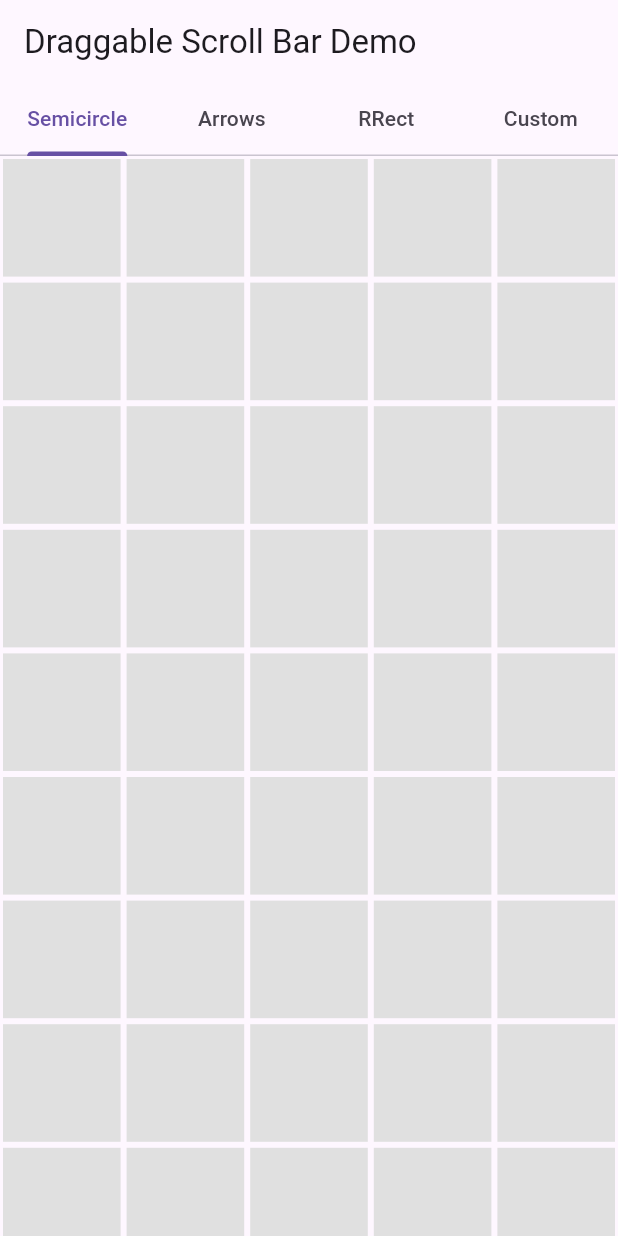
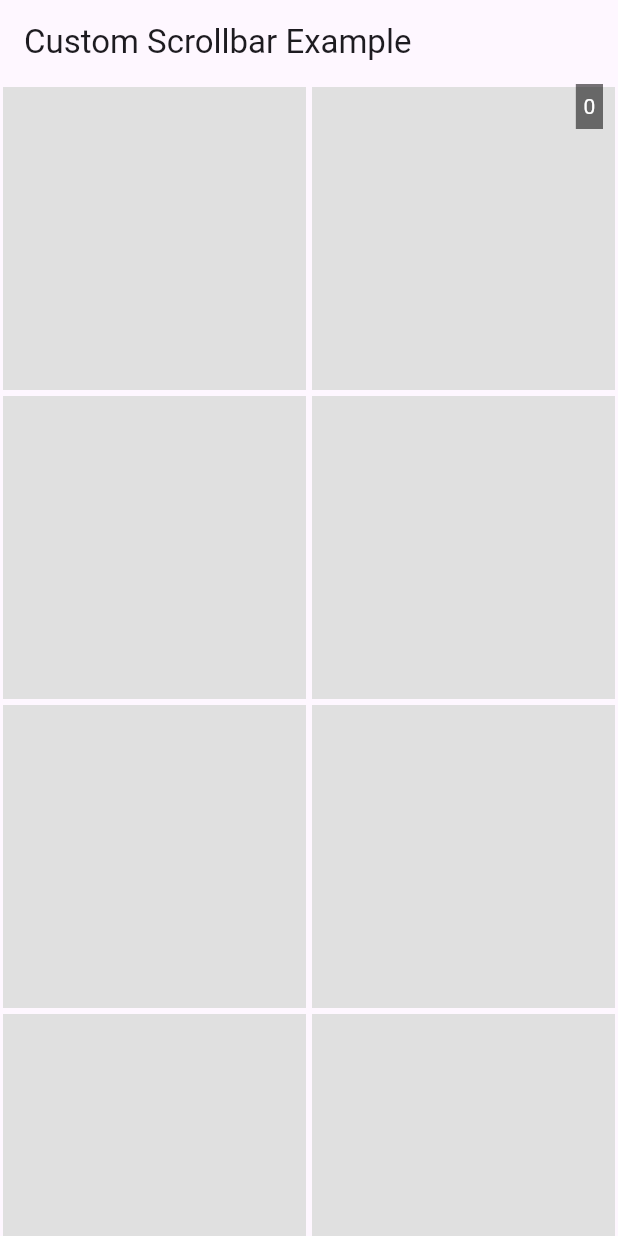
Before and after one commit to AhmedSaadKader/flutter_scrolling, a Flutter app: the screen it shows after launch, on a phone screen of 412 x 824 dp. Run offline on Flutter 3.47's test engine with Material 3 defaults, Android fonts, the light colour scheme and no system bars; our stand-ins replace scrollable_positioned_list; missing offline and left inert: draggable_scrollbar.

Commit message:
sidepane

```diff
--- a/lib/main.dart
+++ b/lib/main.dart
@@ -1,101 +1,62 @@
-import 'package:draggable_scrollbar/draggable_scrollbar.dart';
 import 'package:flutter/material.dart';
+import 'package:custom_scrollbar/customrawscrollbar.dart';
 
 void main() {
-  runApp(const DraggableScrollBarDemo(
-    title: 'Draggable Scroll Bar Demo',
-  ));
+  runApp(const MyApp());
 }
 
-class DraggableScrollBarDemo extends StatelessWidget {
-  final String title;
-
-  const DraggableScrollBarDemo({
-    super.key,
-    required this.title,
-  });
+class MyApp extends StatelessWidget {
+  const MyApp({super.key});
 
   @override
   Widget build(BuildContext context) {
     return MaterialApp(
-      title: title,
-      home: MyHomePage(title: title),
-    );
-  }
-}
-
-class MyHomePage extends StatefulWidget {
-  const MyHomePage({
-    super.key,
-    required this.title,
-  });
-
-  final String title;
-
-  @override
-  MyHomePageState createState() => MyHomePageState();
-}
-
-class MyHomePageState extends State<MyHomePage> {
-  final ScrollController _semicircleController = ScrollController();
-  final ScrollController _arrowsController = ScrollController();
-  final ScrollController _rrectController = ScrollController();
-  final ScrollController _customController = ScrollController();
-
-  @override
-  Widget build(BuildContext context) {
-    return DefaultTabController(
-      length: 4,
-      child: Scaffold(
-        appBar: AppBar(
-          title: Text(widget.title),
-          bottom: const TabBar(tabs: [
-            Tab(text: 'Semicircle'),
-            Tab(text: 'Arrows'),
-            Tab(text: 'RRect'),
-            Tab(text: 'Custom'),
-          ]),
-        ),
-        body: TabBarView(children: [
-          SemicircleDemo(controller: _semicircleController),
-          ArrowsDemo(controller: _arrowsController),
-          RRectDemo(controller: _rrectController),
-          CustomDemo(controller: _customController),
-        ]),
+      home: Scaffold(
+        appBar: AppBar(title: const Text('Custom Scrollbar Example')),
+        body: const ScrollbarDemo(),
       ),
     );
   }
 }
 
-class SemicircleDemo extends StatelessWidget {
-  static int numItems = 1000;
+class ScrollbarDemo extends StatefulWidget {
+  const ScrollbarDemo({super.key});
 
-  final ScrollController controller;
+  @override
+  State<ScrollbarDemo> createState() => _ScrollbarDemoState();
+}
 
-  const SemicircleDemo({
-    super.key,
-    required this.controller,
-  });
+class _ScrollbarDemoState extends State<ScrollbarDemo> {
+  final ScrollController _controller = ScrollController();
 
   @override
   Widget build(BuildContext context) {
-    return DraggableScrollbar.semicircle(
-      alwaysVisibleScrollThumb: true,
+    return Stack(
+      children: [
+        // Native RawScrollbar or CustomScrollbar
+        CustomThumbScrollbar(
+          controller: _controller,
+          thumbColor: Colors.blueAccent,
+          radius: const Radius.circular(10),
+          thickness: 8.0,
+          child: _buildGridView(),
           labelTextBuilder: (offset) {
-        final int currentItem =
-            controller.hasClients ? (controller.offset / controller.position.maxScrollExtent * numItems).floor() : 0;
+            final int currentItem = _getCurrentItem(offset);
+            return '$currentItem'; // Must return a string for labelTextBuilder
+          },
+        ),
+      ],
+    );
+  }
 
-        return Text("$currentItem");
-      },
-      labelConstraints: const BoxConstraints.tightFor(width: 80.0, height: 30.0),
-      controller: controller,
-      child: GridView.builder(
+  // Build the grid view
+  GridView _buildGridView() {
+    return GridView.builder(
+      controller: _controller,
       gridDelegate: const SliverGridDelegateWithFixedCrossAxisCount(
-          crossAxisCount: 5,
+        crossAxisCount: 2,
       ),
-        controller: controller,
-        padding: EdgeInsets.zero,
-        itemCount: numItems,
+      itemCount: 1000,
       itemBuilder: (context, index) {
         return Container(
           alignment: Alignment.center,
@@ -103,139 +64,14 @@ class SemicircleDemo extends StatelessWidget {
           color: Colors.grey[300],
         );
       },
-      ),
     );
   }
-}
 
-class ArrowsDemo extends StatelessWidget {
-  final ScrollController controller;
-
-  const ArrowsDemo({
-    super.key,
-    required this.controller,
-  });
-
-  final _itemExtent = 100.0;
-
-  @override
-  Widget build(BuildContext context) {
-    return DraggableScrollbar.arrows(
-      alwaysVisibleScrollThumb: true,
-      backgroundColor: Colors.grey.shade800,
-      padding: const EdgeInsets.only(right: 4.0),
-      labelTextBuilder: (double offset) =>
-          Text("${offset ~/ _itemExtent}", style: const TextStyle(color: Colors.white)),
-      controller: controller,
-      child: ListView.builder(
-        controller: controller,
-        itemCount: 1000,
-        itemExtent: _itemExtent,
-        itemBuilder: (context, index) {
-          return Container(
-            padding: const EdgeInsets.all(8.0),
-            child: Material(
-              elevation: 4.0,
-              borderRadius: BorderRadius.circular(4.0),
-              color: Colors.purple[index % 9 * 100],
-              child: Center(
-                child: Text(
-                  index.toString(),
-                ),
-              ),
-            ),
-          );
-        },
-      ),
-    );
+  // Calculate the current item based on offset
+  int _getCurrentItem(double offset) {
+    if (!_controller.hasClients) return 0;
+    final double maxScrollExtent = _controller.position.maxScrollExtent;
+    final int totalItems = 1000; // Total item count
+    return (offset / maxScrollExtent * totalItems).floor();
   }
 }
-
-class RRectDemo extends StatelessWidget {
-  final ScrollController controller;
-
-  const RRectDemo({
-    super.key,
-    required this.controller,
-  });
-
-  @override
-  Widget build(BuildContext context) {
-    return DraggableScrollbar.rrect(
-      controller: controller,
-      labelTextBuilder: (offset) => Text("${offset.floor()}"),
-      child: ListView.builder(
-        controller: controller,
-        itemCount: 1000,
-        itemExtent: 100.0,
-        itemBuilder: (context, index) {
-          return Container(
-            padding: const EdgeInsets.all(8.0),
-            child: Material(
-              elevation: 4.0,
-              borderRadius: BorderRadius.circular(4.0),
-              color: Colors.green[index % 9 * 100],
-              child: Center(
-                child: Text(index.toString()),
-              ),
-            ),
-          );
-        },
-      ),
-    );
-  }
-}
-
-class CustomDemo extends StatelessWidget {
-  final ScrollController controller;
-
-  const CustomDemo({
-    super.key,
-    required this.controller,
-  });
-
-  @override
-  Widget build(BuildContext context) {
-    return DraggableScrollbar(
-      alwaysVisibleScrollThumb: true,
-      controller: controller,
-      heightScrollThumb: 48.0,
-      backgroundColor: Colors.blue,
-      scrollThumbBuilder: (
-        Color backgroundColor,
-        Animation<double> thumbAnimation,
-        Animation<double> labelAnimation,
-        double height, {
-        Text? labelText,
-        BoxConstraints? labelConstraints,
-      }) {
-        return FadeTransition(
-          opacity: thumbAnimation,
-          child: Container(
-            height: height,
-            width: 20.0,
-            color: backgroundColor,
-          ),
-        );
-      },
-      child: ListView.builder(
-        controller: controller,
-        itemCount: 1000,
-        itemExtent: 100.0,
-        itemBuilder: (context, index) {
-          return Container(
-            padding: const EdgeInsets.all(8.0),
-            child: Material(
-              elevation: 4.0,
-              borderRadius: BorderRadius.circular(4.0),
-              color: Colors.cyan[index % 9 * 100],
-              child: Center(
-                child: Text(index.toString()),
-              ),
-            ),
-          );
-        },
-      ),
-    );
-  }
-}
--- a/lib/sidepane_scrollbar.dart
+++ b/lib/sidepane_scrollbar.dart
@@ -115,7 +115,11 @@ class _ScrollbarWithOverlayMenuState extends State<ScrollbarWithOverlayMenu> {
                     itemCount: widget.categories.length,
                     itemBuilder: (context, index) {
                       return ListTile(
-                        title: Text(widget.categories[index], style: const TextStyle(color: Colors.white)),
+                        title: Text(
+                          widget.categories[index],
+                          style: const TextStyle(color: Colors.white),
+                          textAlign: TextAlign.end,
+                        ),
                         onTap: () => _scrollToCategory(index),
                       );
                     },
```
Also changed, not shown: lib/customrawscrollbar.dart (added, +57 -0 lines), lib/main_draggable_scrollbar.dart (added, +241 -0 lines), lib/main_draggable_scrollbar_semicircle.dart (added, +94 -0 lines). Lines whose indentation alone changed are shown as unchanged.
